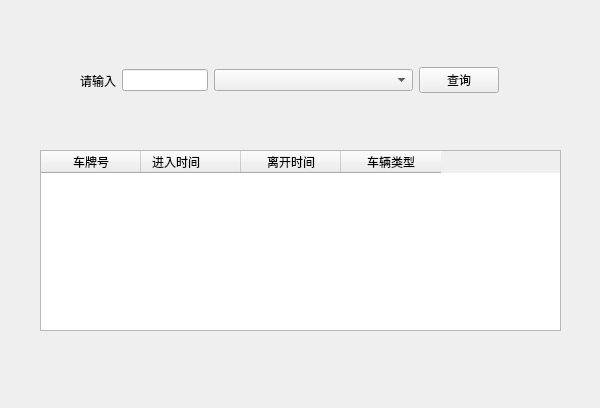
Before: the Qt Designer form Python_tensorflow_LicensePlate/front/carRecord.ui in handsomeyaqiang/plate_number_of_company_parking_lot, drawn with Qt 5.
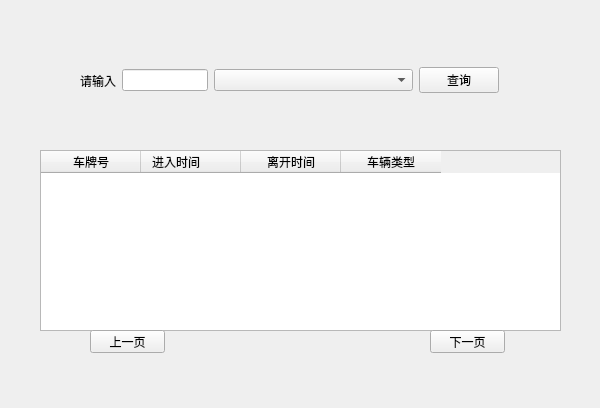
After: the same form once the commit is applied.

Commit message: 车辆，员工，车辆历史记录管理，添加了下一页的按钮和槽函数， 识别页面视频识别注释了测试代码

Diff of the .ui file:
```diff
--- a/Python_tensorflow_LicensePlate/front/carRecord.ui
+++ b/Python_tensorflow_LicensePlate/front/carRecord.ui
@@ -106,6 +106,32 @@
     </item>
    </layout>
   </widget>
+  <widget class="QPushButton" name="pushButton_2">
+   <property name="geometry">
+    <rect>
+     <x>90</x>
+     <y>330</y>
+     <width>75</width>
+     <height>23</height>
+    </rect>
+   </property>
+   <property name="text">
+    <string>上一页</string>
+   </property>
+  </widget>
+  <widget class="QPushButton" name="pushButton_3">
+   <property name="geometry">
+    <rect>
+     <x>430</x>
+     <y>330</y>
+     <width>75</width>
+     <height>23</height>
+    </rect>
+   </property>
+   <property name="text">
+    <string>下一页</string>
+   </property>
+  </widget>
  </widget>
  <resources/>
  <connections/>
```
The commit also changes 9 other files.
